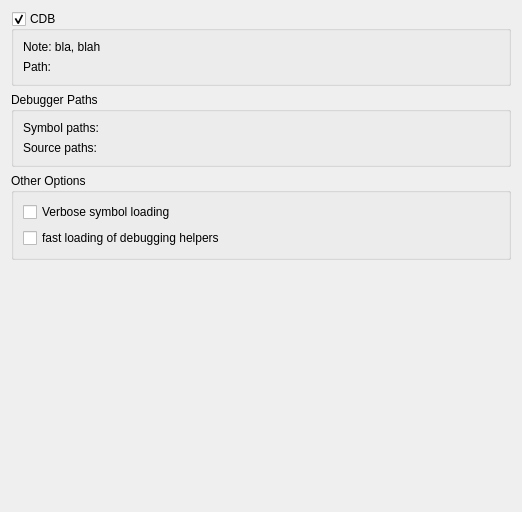
This is src/plugins/debugger/cdb/cdboptionspagewidget.ui in qt-creator/qt-creator as Qt 5 draws it before an edit. The edited form follows.
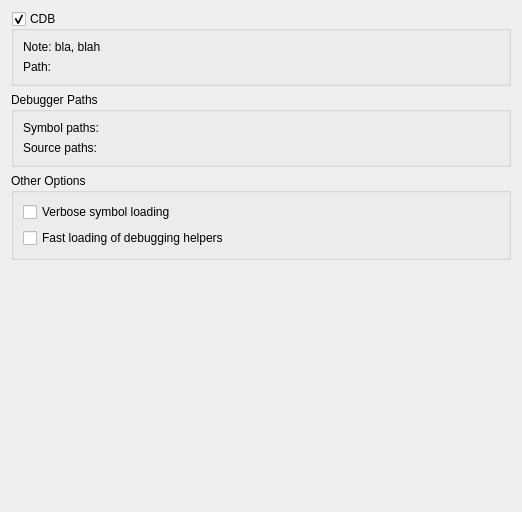
This is the edited form. Custom widgets are drawn as their Qt base class.

Commit message: Debugger [CDB]: Spelling fix. (cherry picked from commit 5841b6ac31e5672218e748f5b1df8bf0b8f98306)

```diff
--- a/src/plugins/debugger/cdb/cdboptionspagewidget.ui
+++ b/src/plugins/debugger/cdb/cdboptionspagewidget.ui
@@ -98,7 +98,7 @@
       <item row="1" column="0">
        <widget class="QCheckBox" name="fastLoadDebuggingHelpersCheckBox">
         <property name="text">
-         <string>fast loading of debugging helpers</string>
+         <string>Fast loading of debugging helpers</string>
         </property>
        </widget>
       </item>
```
